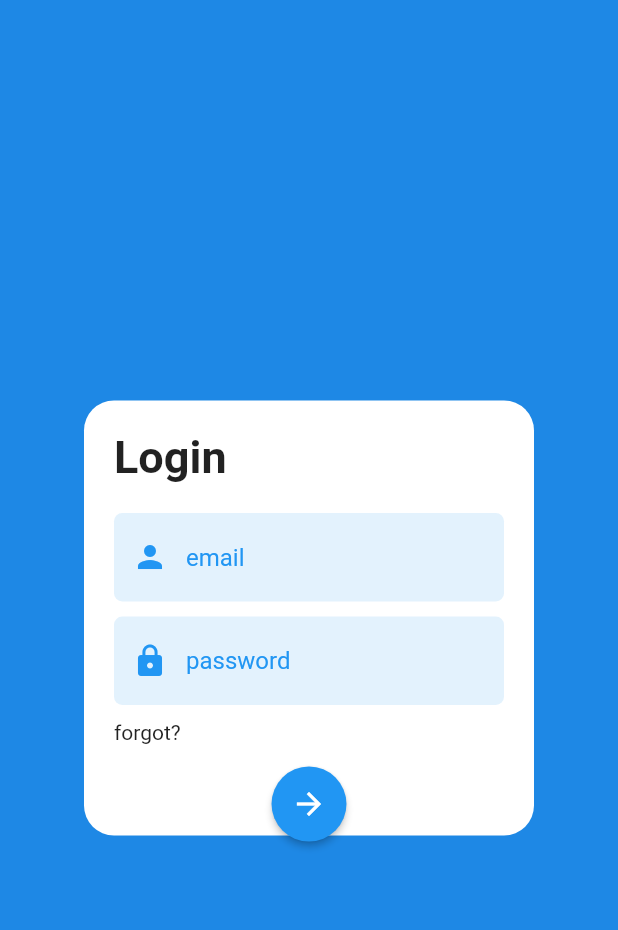
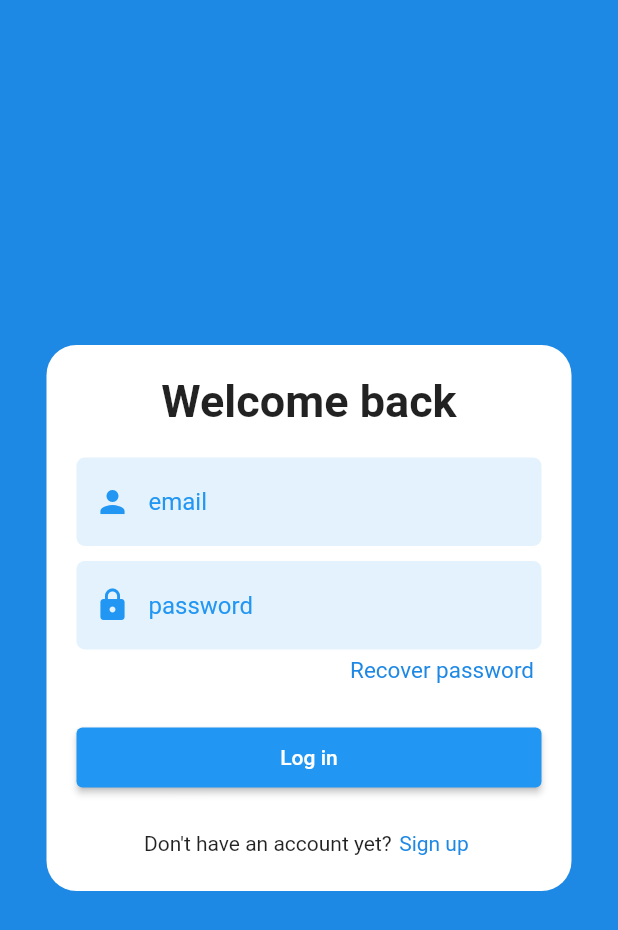
Before and after one commit to Zophirel/loginApp, a Flutter app: the screen it shows after launch, on a phone screen of 412 x 824 dp. Shown: the top 930 px of the screen. Run offline on Flutter 3.47's test engine with Material 2 defaults, Android fonts, the phone set to English and light mode, and no system bars.

Commit message:
added signup animation

```diff
--- a/lib/form_widgets.dart
+++ b/lib/form_widgets.dart
@@ -3,6 +3,7 @@ import 'package:flutter/material.dart';
 Text header(String text) {
   return Text(
     text,
+    textAlign: TextAlign.center,
     style: const TextStyle(fontSize: 30, fontWeight: FontWeight.bold),
   );
 }
@@ -61,12 +62,9 @@ Row forgotText(String text, Function inputanim, double whitespace) {
   );
 }
 
-ElevatedButton submitBtn(IconData btnIcon) {
+ElevatedButton submitBtn(String btnText, {IconData? btnIcon}) {
   return ElevatedButton(
       onPressed: () {},
-      child: Icon(btnIcon),
-      style: ElevatedButton.styleFrom(
-        minimumSize: const Size(50, 50),
-        shape: const CircleBorder(),
-      ));
+      child: Text(btnText),
+      style: ElevatedButton.styleFrom(minimumSize: const Size(310, 40)));
 }
--- a/lib/main.dart
+++ b/lib/main.dart
@@ -30,56 +30,101 @@ class LoginPage extends StatefulWidget {
 }
 
 class _LoginPageState extends State<LoginPage> with TickerProviderStateMixin {
-  late AnimationController _controller;
-  late final Animation<Offset> _positionTransition = _controller
-      .drive(CurveTween(curve: Curves.easeInOut))
-      .drive(Tween<Offset>(
-          begin: const Offset(0.0, 0.0), end: const Offset(0.0, 0.1)));
+  late AnimationController _loginToPassCtrl;
+  late AnimationController _loginToSignUpCtrl;
+  late final Animation<Offset> _positionTransition;
 
-  double _opct = 1;
+  double _containerHeight = 364;
+  double _formElementsOpct = 1;
+  int _animationStep = 0;
   bool _isSigningIn = true;
-  bool _rev = false;
+  bool _isSigningUp = false;
+  bool _isRecoveringPass = false;
 
   @override
   void initState() {
-    _controller = AnimationController(
+    _loginToPassCtrl = AnimationController(
         vsync: this, duration: const Duration(milliseconds: 300))
       ..addStatusListener((status) {
         if (status == AnimationStatus.completed) {
-          //Future.delayed(const Duration(milliseconds: 0), () {
           _isSigningIn = !_isSigningIn;
-          _rev = !_rev;
-          inputanim();
-          //});
+          _isRecoveringPass = !_isRecoveringPass;
+          _animationStep = 1;
+          loginToRecoverPassAnim();
         }
       });
+
+    _loginToSignUpCtrl = AnimationController(
+        vsync: this, duration: const Duration(milliseconds: 300))
+      ..addStatusListener((status) {
+        if (status == AnimationStatus.completed) {
+          _isSigningIn = !_isSigningIn;
+          _isSigningUp = !_isSigningUp;
+          _animationStep = 1;
+          loginToSignUpAnim();
+        }
+      });
+
+    _positionTransition = _loginToPassCtrl
+        .drive(CurveTween(curve: Curves.easeInOut))
+        .drive(Tween<Offset>(
+            begin: const Offset(0.0, 0.0), end: const Offset(0.0, 0.1)));
+
     super.initState();
   }
 
   @override
   void dispose() {
-    _controller.dispose();
+    _loginToSignUpCtrl.dispose();
+    _loginToPassCtrl.dispose();
     super.dispose();
   }
 
-  SlideTransition animationWrapper(Widget elem) {
+  SlideTransition animationWrapper(Widget child) {
     return SlideTransition(
         position: _positionTransition,
         child: AnimatedOpacity(
             duration: const Duration(milliseconds: 300),
-            opacity: _opct,
-            child: SizedBox(width: 300, child: elem)));
+            opacity: _formElementsOpct,
+            child: SizedBox(child: child)));
   }
 
-  void inputanim() {
+  void loginToSignUpAnim() {
     setState(() {
-      if (!_rev) {
-        _controller.forward();
-        _opct = 0;
+      if (_animationStep == 0) {
+        _loginToSignUpCtrl.forward();
+        _formElementsOpct = 0;
+        if (_isSigningIn) {
+          _containerHeight = 406;
+        } else {
+          Future.delayed(const Duration(milliseconds: 300), () {
+            _containerHeight = 364;
+          });
+        }
       } else {
-        _controller.reverse();
-        _opct = 1;
-        _rev = !_rev;
+        _loginToSignUpCtrl.reverse();
+        _formElementsOpct = 1;
+        _animationStep = 0;
+      }
+    });
+  }
+
+  void loginToRecoverPassAnim() {
+    setState(() {
+      if (_animationStep == 0) {
+        _loginToPassCtrl.forward();
+        _formElementsOpct = 0;
+        if (_isSigningIn) {
+          Future.delayed(const Duration(milliseconds: 300), () {
+            _containerHeight = 278;
+          });
+        } else {
+          _containerHeight = 364;
+        }
+      } else {
+        _loginToPassCtrl.reverse();
+        _formElementsOpct = 1;
+        _animationStep = 0;
       }
     });
   }
@@ -90,33 +135,106 @@ class _LoginPageState extends State<LoginPage> with TickerProviderStateMixin {
       formWhiteSpace(20),
       animationWrapper(formInput("email")),
       formWhiteSpace(10),
-      animationWrapper(InkWell(
-        child: const Text("remember?"),
-        onTap: () {
-          inputanim();
-        },
-      )),
+      animationWrapper(
+        SizedBox(
+          width: 300,
+          child: InkWell(
+            onTap: () {
+              loginToRecoverPassAnim();
+            },
+            child: const Text(
+              "Have you remembered?",
+              textAlign: TextAlign.right,
+              style: TextStyle(color: Color(0xFF1E88E5)),
+            ),
+          ),
+        ),
+      ),
       formWhiteSpace(15),
-      submitBtn(Icons.arrow_forward)
+      animationWrapper(submitBtn("Send reset email")),
     ];
   }
 
   List<Widget> initLoginForm() {
     return [
-      animationWrapper(header("Login")),
+      animationWrapper(header("Welcome back")),
+      formWhiteSpace(20),
+      animationWrapper(formInput("email")),
+      formWhiteSpace(10),
+      animationWrapper(formInput("password")),
+      formWhiteSpace(5),
+      animationWrapper(
+        SizedBox(
+            width: 300,
+            child: InkWell(
+              onTap: () {
+                loginToRecoverPassAnim();
+              },
+              child: const Text(
+                "Recover password",
+                textAlign: TextAlign.right,
+                style: TextStyle(fontSize: 15, color: Color(0xFF1E88E5)),
+              ),
+            )),
+      ),
+      formWhiteSpace(25),
+      animationWrapper(submitBtn("Log in")),
+      formWhiteSpace(25),
+      animationWrapper(
+        Row(
+          children: [
+            const SizedBox(width: 45),
+            const Text(
+              "Don't have an account yet?",
+            ),
+            const SizedBox(width: 5),
+            InkWell(
+              onTap: () {
+                loginToSignUpAnim();
+              },
+              child: const Text(
+                "Sign up",
+                style: TextStyle(color: Color(0xFF1E88E5)),
+              ),
+            ),
+          ],
+        ),
+      )
+    ];
+  }
+
+  List<Widget> initSignUpForm() {
+    return [
+      animationWrapper(header("Welcome")),
       formWhiteSpace(20),
       animationWrapper(formInput("email")),
       formWhiteSpace(10),
       animationWrapper(formInput("password")),
       formWhiteSpace(10),
-      animationWrapper(InkWell(
-        child: const Text("forgot?"),
-        onTap: () {
-          inputanim();
-        },
-      )),
-      formWhiteSpace(15),
-      submitBtn(Icons.arrow_forward)
+      animationWrapper(formInput("repeat password")),
+      formWhiteSpace(25),
+      animationWrapper(submitBtn("Sign Up")),
+      formWhiteSpace(25),
+      animationWrapper(
+        Row(
+          children: [
+            const SizedBox(width: 45),
+            const Text(
+              "Already have an account?",
+            ),
+            const SizedBox(width: 5),
+            InkWell(
+              onTap: () {
+                loginToSignUpAnim();
+              },
+              child: const Text(
+                "Sign in",
+                style: TextStyle(color: Color(0xFF1E88E5)),
+              ),
+            ),
+          ],
+        ),
+      )
     ];
   }
 
@@ -124,25 +242,31 @@ class _LoginPageState extends State<LoginPage> with TickerProviderStateMixin {
 
   @override
   Widget build(BuildContext context) {
+    print(
+        "login: $_isSigningIn, recover: $_isRecoveringPass, signup: $_isSigningUp");
     if (_isSigningIn) {
       formFields = initLoginForm();
-    } else {
+    } else if (_isRecoveringPass) {
       formFields = initForgotPass();
+    } else if (_isSigningUp) {
+      formFields = initSignUpForm();
     }
 
     Column col = Column(children: formFields);
 
     return Scaffold(
-        backgroundColor: Colors.blue[600],
-        body: Center(
-            child: AnimatedContainer(
-                duration: const Duration(milliseconds: 300),
-                height: 290,
-                width: 300,
-                padding: const EdgeInsets.all(20),
-                decoration: const BoxDecoration(
-                    color: Colors.white,
-                    borderRadius: BorderRadius.all(Radius.circular(20))),
-                child: col)));
+      backgroundColor: Colors.blue[600],
+      body: Center(
+        child: AnimatedContainer(
+            duration: const Duration(milliseconds: 300),
+            height: _containerHeight,
+            width: 350,
+            padding: const EdgeInsets.all(20),
+            decoration: const BoxDecoration(
+                color: Colors.white,
+                borderRadius: BorderRadius.all(Radius.circular(20))),
+            child: col),
+      ),
+    );
   }
 }
```
Also changed, not shown: 1 other file.
